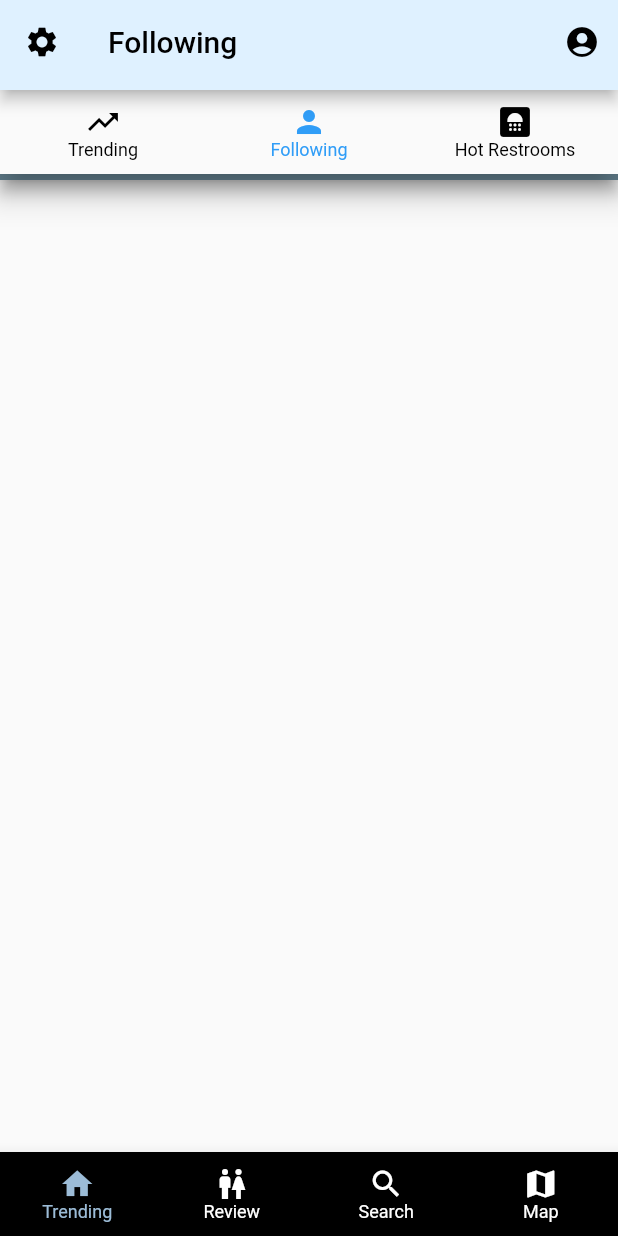
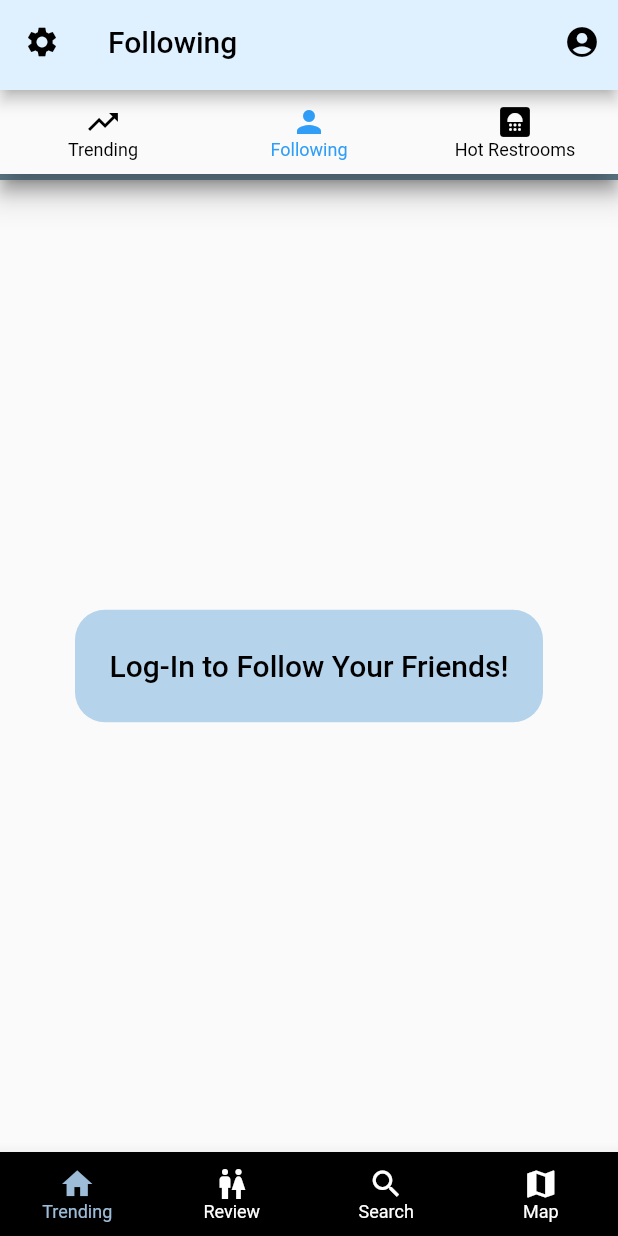
Before and after one commit to twiegan/Tootaloo, a Flutter app: the FollowingScreen screen opened directly, on a phone screen of 412 x 824 dp. Run offline on Flutter 3.47's test engine with Material 2 defaults, Android fonts, the phone set to English and light mode, and no system bars; our stand-ins replace dropdown_search, faker, flutter_dotenv, flutter_rating_bar, google_maps_flutter, location and 2 more; missing offline and left inert: custom_map_markers, flutter_config; accounts and stored records are empty; network calls fail.

Commit message:
wrapped up 'continue as guest' functionality

```diff
--- a/tootaloo/lib/main.dart
+++ b/tootaloo/lib/main.dart
@@ -1,4 +1,5 @@
 import 'package:flutter/material.dart';
+import 'package:tootaloo/ui/screens/login_screen.dart';
 import 'ui/screens/posts/trending_screen.dart';
 import 'package:flutter_config/flutter_config.dart';
 import 'package:tootaloo/SharedPref.dart';
@@ -25,7 +26,7 @@ class MyApp extends StatelessWidget {
       theme: ThemeData(
         primarySwatch: Colors.blueGrey,
       ),
-      home: const TrendingScreen(title: 'Trending'),
+      home: const LoginScreen(),
     );
   }
 }
--- a/tootaloo/lib/ui/screens/posts/following_screen.dart
+++ b/tootaloo/lib/ui/screens/posts/following_screen.dart
@@ -10,6 +10,7 @@ import 'package:flutter_rating_bar/flutter_rating_bar.dart';
 import 'package:flutter_dotenv/flutter_dotenv.dart';
 import 'package:tootaloo/SharedPref.dart';
 import 'package:tootaloo/AppUser.dart';
+import 'package:tootaloo/ui/screens/login_screen.dart';
 
 class FollowingScreen extends StatefulWidget {
   const FollowingScreen({super.key, required this.title});
@@ -34,6 +35,9 @@ class _FollowingScreenState extends State<FollowingScreen> {
 
   late List<Rating> _ratings;
 
+  AppUser _user = AppUser(username: 'null', id: 'null');
+  bool _loaded = false;
+
   @override
   void initState() {
     super.initState();
@@ -46,10 +50,64 @@ class _FollowingScreenState extends State<FollowingScreen> {
             }
           })
         });
+
+    _getUser().then((user) => {
+      setState(() {
+        _user = user;
+        _loaded = true;
+      })
+    });
   }
 
   @override
   Widget build(BuildContext context) {
+    if(!_loaded) {
+      return Scaffold(
+        appBar: const TopNavBar(title: "Following"),
+        body: const Scaffold(
+          appBar: PostNavBar(title: "bitches", selectedIndex: 1),
+          body: Center(
+            child: CircularProgressIndicator(
+              color: Color.fromRGBO(181, 211, 235, 1),
+              backgroundColor: Color.fromRGBO(223, 241, 255, 1),
+            ),
+          ),
+        ),
+        bottomNavigationBar: BottomNavBar(selectedIndex: index),
+      );
+    }
+    if(_user.username == 'null' && _user.id == 'null') {
+      return Scaffold(
+        appBar: const TopNavBar(title: "Following"),
+        body: Scaffold(
+          appBar: const PostNavBar(title: "bitches", selectedIndex: 1),
+          body: Center(
+            child: Padding(
+              padding: const EdgeInsets.symmetric(horizontal: 50, vertical:250),
+              child: Container(
+                height: 75,
+                width: 350,
+                decoration: BoxDecoration(
+                  color: const Color.fromRGBO(181, 211, 235, 1),
+                  borderRadius: BorderRadius.circular(20),
+                ),
+                child: TextButton(
+                    onPressed: () {
+                      Navigator.push(context, MaterialPageRoute(builder: (context) {
+                        return const LoginScreen();
+                      }));
+                    },
+                    child: const Text(
+                      "Log-In to Follow Your Friends!",
+                      style: TextStyle(color:Colors.black, fontSize: 20,),
+                    )),
+              ),
+            ),
+          ),
+        ),
+        bottomNavigationBar: BottomNavBar(selectedIndex: index),
+      );
+    }
     return Scaffold(
       appBar: const TopNavBar(title: "Following"),
       body: Scaffold(
@@ -65,6 +123,13 @@ class _FollowingScreenState extends State<FollowingScreen> {
       bottomNavigationBar: BottomNavBar(selectedIndex: index),
     );
   }
+}
+
+Future pause(Duration d) => Future.delayed(d);
+
+Future<AppUser> _getUser() async {
+  await pause(const Duration(milliseconds: 700));
+  return await UserPreferences.getUser();
 }
 
 void _updateVotes(id, int votes, String type) async {
--- a/tootaloo/lib/ui/screens/review_screen.dart
+++ b/tootaloo/lib/ui/screens/review_screen.dart
@@ -34,7 +34,7 @@ class ReviewScreen extends StatefulWidget {
   State<ReviewScreen> createState() => _ReviewScreenState();
 }
 
-class _ReviewScreenState extends State<ReviewScreen> with TickerProviderStateMixin {
+class _ReviewScreenState extends State<ReviewScreen> {
   double _cleanliness = 5;
   double _internet = 5;
   double _vibe = 5;
@@ -71,7 +71,7 @@ class _ReviewScreenState extends State<ReviewScreen> with TickerProviderStateMix
   Future pause(Duration d) => Future.delayed(d);
 
   Future<AppUser> _getUser() async {
-    await pause(const Duration(milliseconds: 1200));
+    await pause(const Duration(milliseconds: 700));
     return await UserPreferences.getUser();
   }
 
--- a/tootaloo/lib/ui/screens/settings_user_screen.dart
+++ b/tootaloo/lib/ui/screens/settings_user_screen.dart
@@ -73,7 +73,7 @@ class _SettingsUserScreenState extends State<SettingsUserScreen> {
   Future pause(Duration d) => Future.delayed(d);
 
   Future<AppUser> _getUser() async {
-    await pause(const Duration(milliseconds: 1200));
+    await pause(const Duration(milliseconds: 700));
     return await UserPreferences.getUser();
   }
 
@@ -93,7 +93,7 @@ class _SettingsUserScreenState extends State<SettingsUserScreen> {
     if(!_loaded) {
       return Scaffold(
         backgroundColor: const Color.fromRGBO(223, 241, 255, 1),
-        appBar: const TopNavBar(title: "Review"),
+        appBar: const TopNavBar(title: "User Settings"),
         body: Column(
             mainAxisSize: MainAxisSize.min,
             mainAxisAlignment: MainAxisAlignment.start,
@@ -119,7 +119,7 @@ class _SettingsUserScreenState extends State<SettingsUserScreen> {
     if(_user.username == 'null' && _user.id == 'null') {
       return Scaffold(
         backgroundColor: const Color.fromRGBO(223, 241, 255, 1),
-        appBar: const TopNavBar(title: "Review"),
+        appBar: const TopNavBar(title: "User Settings"),
         body: Column(
             mainAxisSize: MainAxisSize.min,
             mainAxisAlignment: MainAxisAlignment.start,
```
